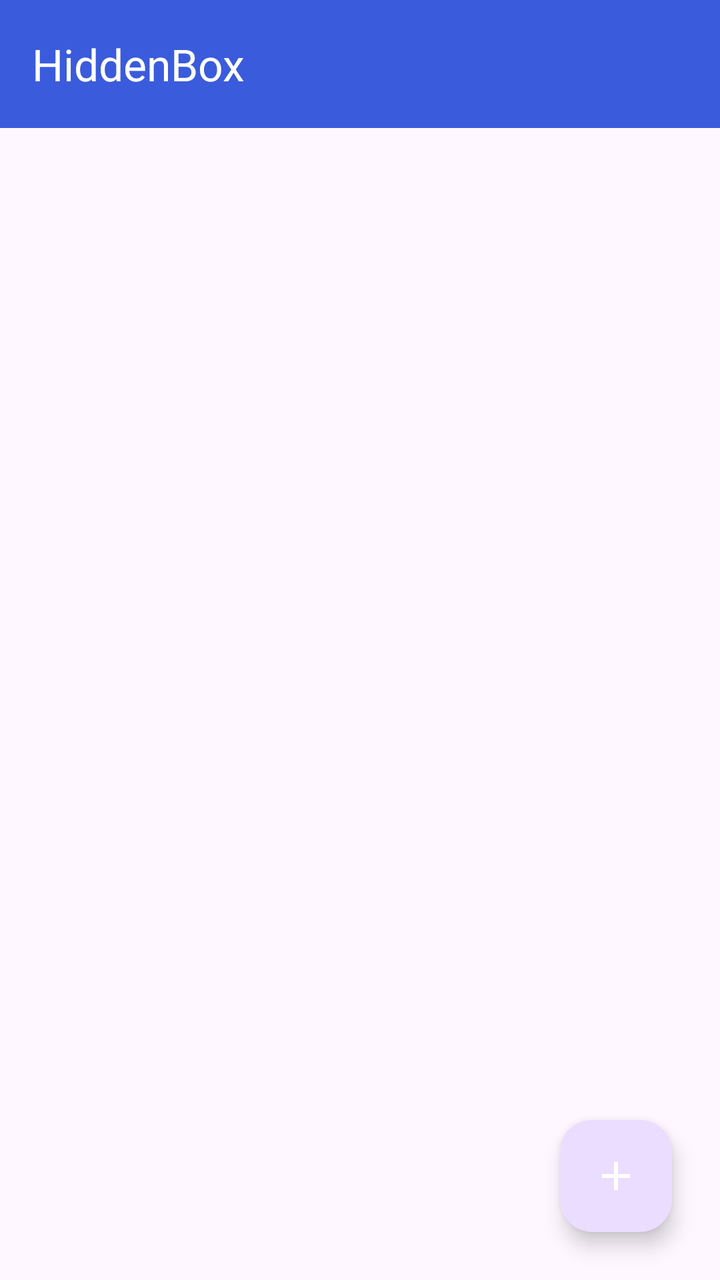
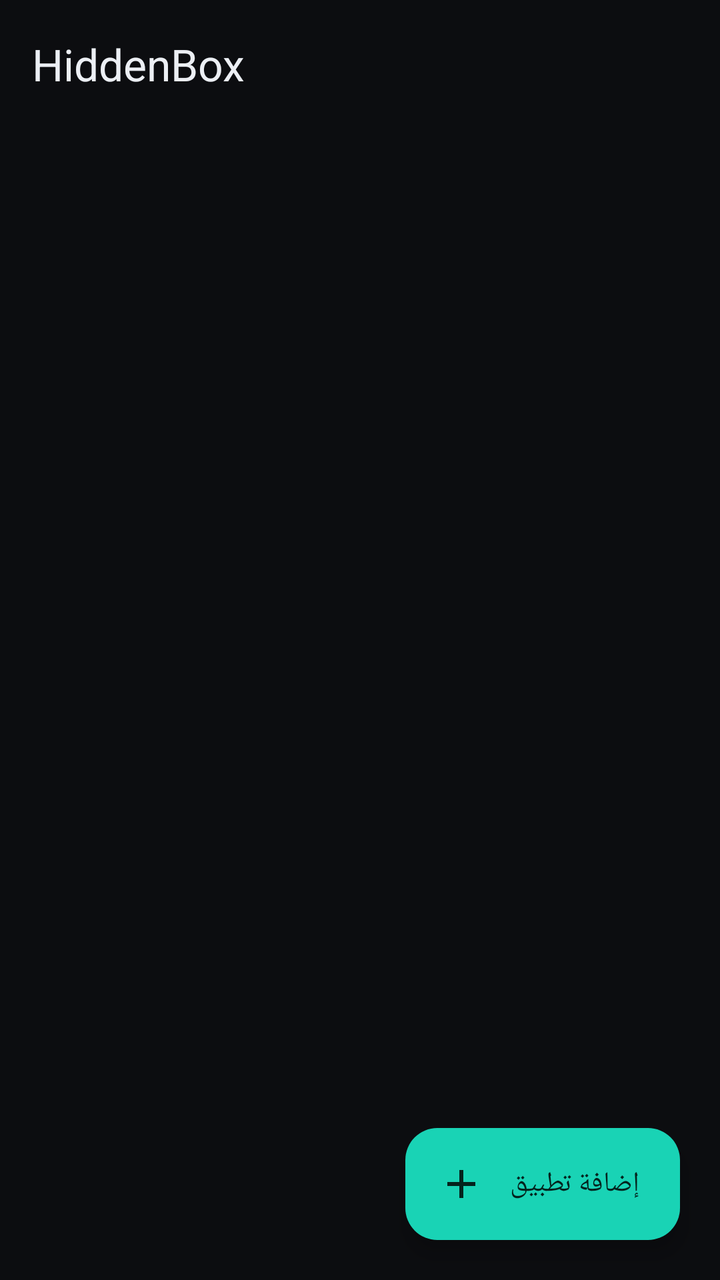

Two renders of the same Android screen: before a commit and after it. Below are the layout's source before the change and the commit's diff.
<!-- AndroidManifest.xml: application theme Theme.HiddenBox -->
<!-- res/layout/activity_main.xml -->
<?xml version="1.0" encoding="utf-8"?>
<androidx.coordinatorlayout.widget.CoordinatorLayout
    xmlns:android="http://schemas.android.com/apk/res/android"
    xmlns:app="http://schemas.android.com/apk/res-auto"
    android:layout_width="match_parent"
    android:layout_height="match_parent"
    android:fitsSystemWindows="true">

    <com.google.android.material.appbar.MaterialToolbar
        android:id="@+id/toolbar"
        android:layout_width="match_parent"
        android:layout_height="?attr/actionBarSize"
        android:background="?attr/colorPrimary"
        app:title="@string/app_name"
        app:titleTextColor="@android:color/white" />

    <androidx.recyclerview.widget.RecyclerView
        android:id="@+id/list"
        android:layout_width="match_parent"
        android:layout_height="match_parent"
        android:paddingTop="?attr/actionBarSize"
        android:clipToPadding="false"
        android:padding="8dp" />

    <TextView
        android:id="@+id/empty"
        android:layout_width="wrap_content"
        android:layout_height="wrap_content"
        android:layout_gravity="center"
        android:gravity="center"
        android:text="@string/empty_hint"
        android:textColor="?android:attr/textColorSecondary"
        android:textSize="16sp"
        android:visibility="gone" />

    <ProgressBar
        android:id="@+id/progress"
        android:layout_width="wrap_content"
        android:layout_height="wrap_content"
        android:layout_gravity="center"
        android:visibility="gone" />

    <com.google.android.material.floatingactionbutton.FloatingActionButton
        android:id="@+id/fabAdd"
        android:layout_width="wrap_content"
        android:layout_height="wrap_content"
        android:layout_gravity="bottom|end"
        android:layout_margin="24dp"
        android:contentDescription="@string/add_app"
        android:src="@drawable/ic_add"
        app:tint="@android:color/white" />

</androidx.coordinatorlayout.widget.CoordinatorLayout>
<!-- resources referenced by this layout -->
<resources>
  <!-- drawable ic_add (drawable) -->
  <vector xmlns:android="http://schemas.android.com/apk/res/android"
      android:width="24dp" android:height="24dp"
      android:viewportWidth="24" android:viewportHeight="24"
      android:tint="#FFFFFF">
      <path android:fillColor="#FFFFFF"
          android:pathData="M19,13h-6v6h-2v-6H5v-2h6V5h2v6h6v2z"/>
  </vector>
  <string name="add_app">إضافة تطبيق</string>
  <string name="app_name">HiddenBox</string>
  <string name="empty_hint">لا توجد تطبيقات بعد.\nاضغط + لإضافة ملف APK وتشغيله هنا.</string>
  <style name="Theme.HiddenBox" parent="Theme.Material3.DayNight.NoActionBar">
          <item name="colorPrimary">@color/primary</item>
          <item name="colorPrimaryDark">@color/primary_dark</item>
          <item name="colorSecondary">@color/primary</item>
      </style>
  <color name="primary">#3A5BDC</color>
  <color name="primary_dark">#2843A8</color>
</resources>

<!-- the commit's change to res/layout/activity_main.xml (unified diff, before → after) -->
@@ -4,50 +4,73 @@
     xmlns:app="http://schemas.android.com/apk/res-auto"
     android:layout_width="match_parent"
     android:layout_height="match_parent"
+    android:background="@color/bg"
     android:fitsSystemWindows="true">
 
     <com.google.android.material.appbar.MaterialToolbar
         android:id="@+id/toolbar"
         android:layout_width="match_parent"
         android:layout_height="?attr/actionBarSize"
-        android:background="?attr/colorPrimary"
+        android:background="@android:color/transparent"
         app:title="@string/app_name"
-        app:titleTextColor="@android:color/white" />
+        app:titleTextColor="@color/on_surface"
+        app:titleTextAppearance="@style/TextAppearance.Material3.TitleLarge" />
 
     <androidx.recyclerview.widget.RecyclerView
         android:id="@+id/list"
         android:layout_width="match_parent"
         android:layout_height="match_parent"
+        android:clipToPadding="false"
         android:paddingTop="?attr/actionBarSize"
-        android:clipToPadding="false"
-        android:padding="8dp" />
+        android:paddingStart="8dp"
+        android:paddingEnd="8dp"
+        android:paddingBottom="96dp" />
 
-    <TextView
+    <LinearLayout
         android:id="@+id/empty"
         android:layout_width="wrap_content"
         android:layout_height="wrap_content"
         android:layout_gravity="center"
+        android:orientation="vertical"
         android:gravity="center"
-        android:text="@string/empty_hint"
-        android:textColor="?android:attr/textColorSecondary"
-        android:textSize="16sp"
-        android:visibility="gone" />
+        android:padding="24dp"
+        android:visibility="gone">
+
+        <ImageView
+            android:layout_width="96dp"
+            android:layout_height="96dp"
+            android:src="@drawable/ic_box"
+            android:contentDescription="@null" />
+
+        <TextView
+            android:layout_width="wrap_content"
+            android:layout_height="wrap_content"
+            android:layout_marginTop="16dp"
+            android:gravity="center"
+            android:text="@string/empty_hint"
+            android:textColor="@color/on_surface_muted"
+            android:textSize="15sp"
+            android:lineSpacingMultiplier="1.3" />
+    </LinearLayout>
 
     <ProgressBar
         android:id="@+id/progress"
         android:layout_width="wrap_content"
         android:layout_height="wrap_content"
         android:layout_gravity="center"
+        android:indeterminateTint="@color/primary"
         android:visibility="gone" />
 
-    <com.google.android.material.floatingactionbutton.FloatingActionButton
+    <com.google.android.material.floatingactionbutton.ExtendedFloatingActionButton
         android:id="@+id/fabAdd"
         android:layout_width="wrap_content"
         android:layout_height="wrap_content"
         android:layout_gravity="bottom|end"
-        android:layout_margin="24dp"
-        android:contentDescription="@string/add_app"
-        android:src="@drawable/ic_add"
-        app:tint="@android:color/white" />
+        android:layout_margin="20dp"
+        android:text="@string/add_app"
+        android:textColor="@color/on_primary"
+        app:backgroundTint="@color/primary"
+        app:icon="@drawable/ic_add"
+        app:iconTint="@color/on_primary" />
 
 </androidx.coordinatorlayout.widget.CoordinatorLayout>
<!-- resource entries referenced after the edit -->
@@ -1,5 +1,9 @@
 <!-- resources referenced by this layout -->
 <resources>
+  <color name="bg">#0C0D10</color>
+  <color name="on_primary">#04231D</color>
+  <color name="on_surface">#ECEFF4</color>
+  <color name="on_surface_muted">#9AA1AD</color>
   <!-- drawable ic_add (drawable) -->
   <vector xmlns:android="http://schemas.android.com/apk/res/android"
       android:width="24dp" android:height="24dp"
@@ -8,15 +12,44 @@
       <path android:fillColor="#FFFFFF"
           android:pathData="M19,13h-6v6h-2v-6H5v-2h6V5h2v6h6v2z"/>
   </vector>
+  <!-- drawable ic_box (drawable) -->
+  <vector xmlns:android="http://schemas.android.com/apk/res/android"
+      android:width="96dp"
+      android:height="96dp"
+      android:viewportWidth="24"
+      android:viewportHeight="24"
+      android:tint="@color/on_surface_muted">
+      <path
+          android:fillColor="@android:color/white"
+          android:pathData="M12,2 L3,6.5 L3,17.5 L12,22 L21,17.5 L21,6.5 Z M12,4.3 L18.2,7.4 L12,10.5 L5.8,7.4 Z M5,9.1 L11,12.1 L11,19 L5,16 Z M13,19 L13,12.1 L19,9.1 L19,16 Z" />
+  </vector>
   <string name="add_app">إضافة تطبيق</string>
   <string name="app_name">HiddenBox</string>
   <string name="empty_hint">لا توجد تطبيقات بعد.\nاضغط + لإضافة ملف APK وتشغيله هنا.</string>
-  <style name="Theme.HiddenBox" parent="Theme.Material3.DayNight.NoActionBar">
+  <style name="Theme.HiddenBox" parent="Theme.Material3.Dark.NoActionBar">
           <item name="colorPrimary">@color/primary</item>
-          <item name="colorPrimaryDark">@color/primary_dark</item>
+          <item name="colorOnPrimary">@color/on_primary</item>
+          <item name="colorPrimaryContainer">@color/surface_variant</item>
+          <item name="colorOnPrimaryContainer">@color/on_surface</item>
           <item name="colorSecondary">@color/primary</item>
+          <item name="colorOnSecondary">@color/on_primary</item>
+  
+          <item name="android:colorBackground">@color/bg</item>
+          <item name="colorSurface">@color/surface</item>
+          <item name="colorOnSurface">@color/on_surface</item>
+          <item name="colorSurfaceVariant">@color/surface_variant</item>
+          <item name="colorOnSurfaceVariant">@color/on_surface_muted</item>
+          <item name="colorOutline">@color/stroke</item>
+          <item name="colorError">@color/danger</item>
+  
+          <item name="android:statusBarColor">@color/bg</item>
+          <item name="android:navigationBarColor">@color/bg</item>
+          <item name="android:windowLightStatusBar">false</item>
       </style>
-  <color name="primary">#3A5BDC</color>
-  <color name="primary_dark">#2843A8</color>
+  <color name="surface_variant">#22252E</color>
+  <color name="surface">#17191F</color>
+  <color name="stroke">#2E323C</color>
+  <color name="danger">#FF6B6B</color>
+  <color name="primary">#19D3B5</color>
 </resources>
 
